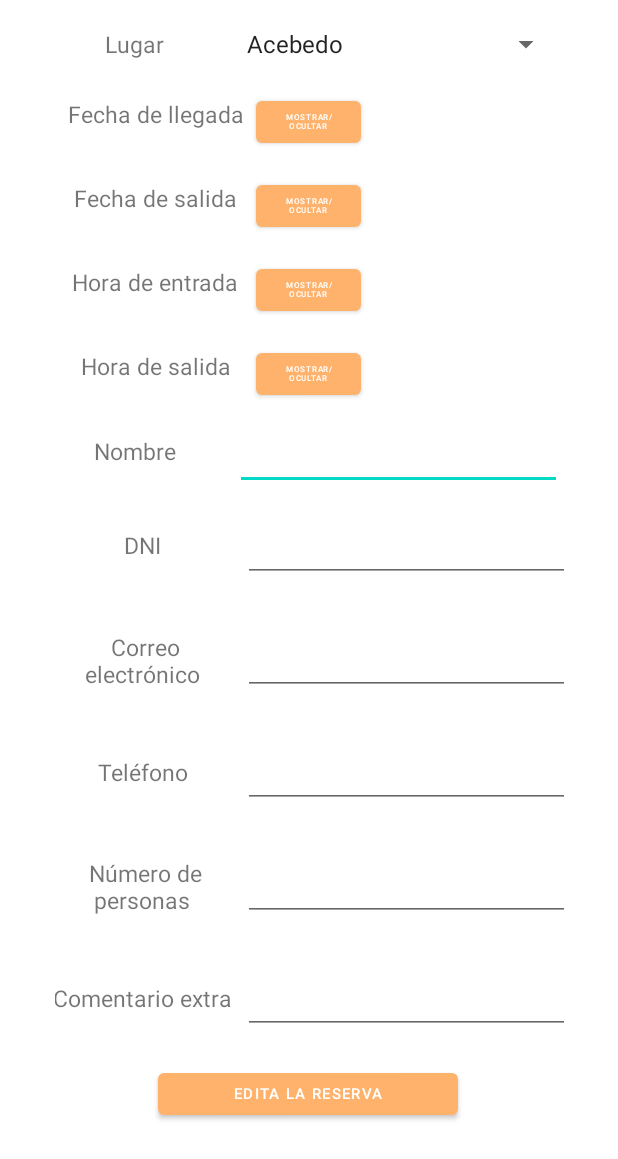
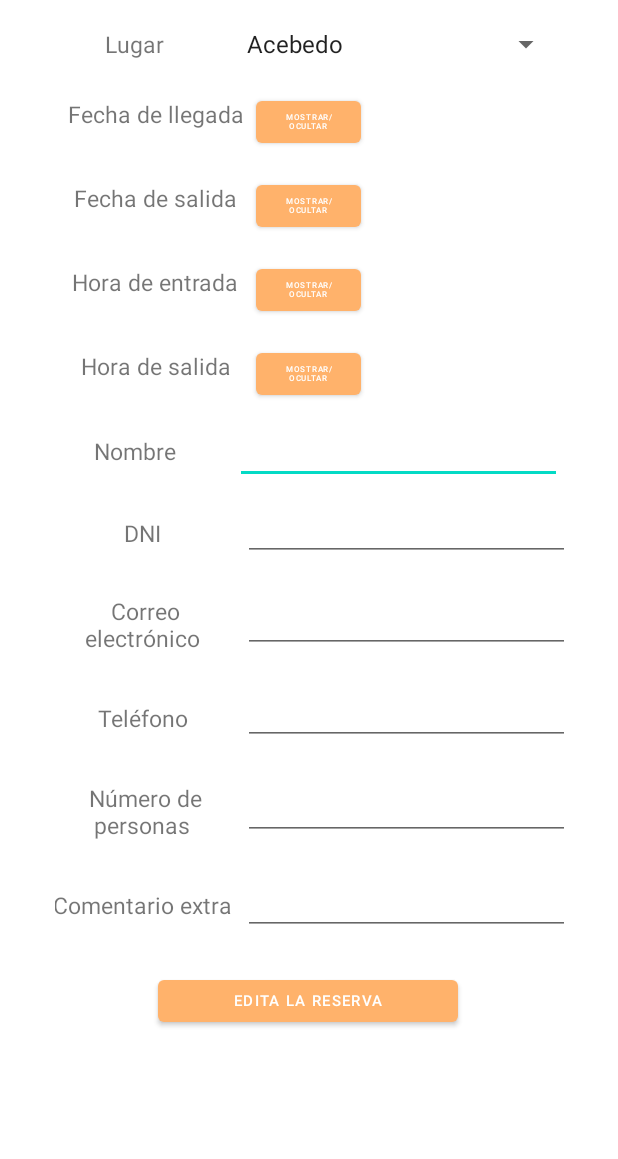
Before and after one commit to victxrms/PNET, an Android app: the layout fragment_formulario.xml on its own in the app's theme, with its tools: preview values and no code run, on a phone screen of 412 x 824 dp. Shown: the top 1159 px of the screen. Run offline under Robolectric (Android 15) with nearby library versions, the phone set to English and light mode, and no system bars.

Commit message:
Add files via upload

```diff
--- a/DesarrolloAndroid/proyectoFinal/app/src/main/res/layout/fragment_formulario.xml
+++ b/DesarrolloAndroid/proyectoFinal/app/src/main/res/layout/fragment_formulario.xml
@@ -262,8 +262,7 @@
 
         <LinearLayout
             android:layout_width="wrap_content"
-            android:layout_height="wrap_content"
-            >
+            android:layout_height="wrap_content">
 
             <TextView
                 android:id="@+id/textViewNombreF"
@@ -272,15 +271,14 @@
                 android:text="Nombre "
                 android:textAlignment="center"
 
-                android:textSize="15sp"/>
+                android:textSize="15sp" />
 
 
             <EditText
                 android:id="@+id/EditNombreF"
-                android:layout_marginHorizontal="5dp"
-                android:layout_marginVertical="4dp"
                 android:layout_width="218dp"
                 android:layout_height="wrap_content"
+                android:layout_marginHorizontal="5dp"
 
                 android:inputType="text"
                 android:singleLine="false" />
@@ -304,9 +302,8 @@
             <EditText
                 android:id="@+id/EditDniF"
                 android:layout_width="218dp"
-                android:layout_marginVertical="12dp"
                 android:layout_height="wrap_content"
-
+                android:layout_marginVertical="6dp"
                 android:inputType="text" />
         </LinearLayout>
 
@@ -319,7 +316,7 @@
                 android:layout_width="120dp"
                 android:layout_height="wrap_content"
                 android:layout_marginHorizontal="5dp"
-                android:layout_marginVertical="8dp"
+                android:layout_marginVertical="4dp"
                 android:text="Correo electrónico "
                 android:textAlignment="center"
 
@@ -329,7 +326,7 @@
                 android:id="@+id/EditEmailF"
                 android:layout_width="218dp"
                 android:layout_height="wrap_content"
-                android:layout_marginVertical="18dp"
+                android:layout_marginVertical="10dp"
 
                 android:inputType="textEmailAddress" />
 
@@ -354,7 +351,7 @@
                 android:id="@+id/EditTelefonoF"
                 android:layout_width="218dp"
                 android:layout_height="wrap_content"
-                android:layout_marginVertical="12dp"
+                android:layout_marginVertical="6dp"
 
                 android:inputType="phone" />
 
@@ -369,7 +366,7 @@
                 android:layout_width="120dp"
                 android:layout_height="wrap_content"
                 android:layout_marginHorizontal="5dp"
-                android:layout_marginVertical="8dp"
+                android:layout_marginVertical="6dp"
                 android:text="Número de personas "
                 android:textAlignment="center"
 
@@ -380,7 +377,7 @@
                 android:inputType="number"
                 android:digits="0123456789"
                 android:layout_width="218dp"
-                android:layout_marginVertical="18dp"
+                android:layout_marginVertical="12dp"
 
                 android:layout_height="wrap_content" />
 
@@ -395,7 +392,7 @@
                 android:layout_width="120dp"
                 android:layout_height="wrap_content"
                 android:layout_marginHorizontal="5dp"
-                android:layout_marginVertical="10dp"
+                android:layout_marginVertical="8dp"
                 android:text="Comentario extra "
                 android:textAlignment="center"
 
@@ -406,7 +403,7 @@
                 android:layout_width="218dp"
 
                 android:layout_height="wrap_content"
-                android:layout_marginVertical="12dp"
+                android:layout_marginVertical="6dp"
                 android:inputType="text" />
         </LinearLayout>
 
@@ -415,7 +412,7 @@
             android:layout_width="200dp"
             android:layout_height="40dp"
             android:layout_gravity="center|center_horizontal|center_vertical"
-            android:layout_marginVertical="8dp"
+            android:layout_marginVertical="18dp"
             android:text="Edita la reserva"
             android:textSize="10dp" />
 
```
